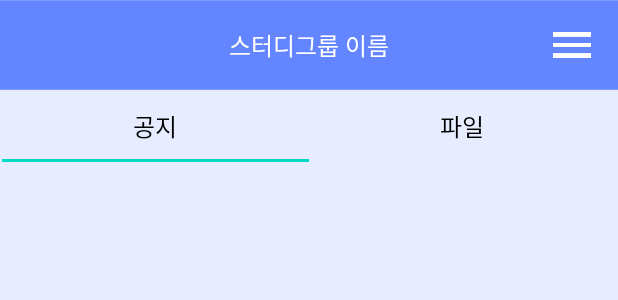
After one commit to 2020Network/NetworkAndroid, an Android app: the layout activity_notice_file.xml on its own in the app's theme, with its tools: preview values and no code run, on a phone screen of 412 x 824 dp. The commit adds this screen. Shown: the top 300 px of the screen. Run offline under Robolectric (Android 15) with nearby library versions, the phone set to English and light mode, and no system bars.

Commit message:
[CREATE] Notice File Activity
View Pager

```diff
--- a/app/build.gradle
+++ b/app/build.gradle
@@ -46,6 +46,8 @@ dependencies {
     implementation 'androidx.core:core-ktx:1.3.2'
     implementation 'androidx.appcompat:appcompat:1.2.0'
     implementation 'androidx.constraintlayout:constraintlayout:2.0.4'
+    implementation 'androidx.viewpager:viewpager:1.0.0'
+    implementation 'androidx.legacy:legacy-support-v4:1.0.0'
     testImplementation 'junit:junit:4.12'
     androidTestImplementation 'androidx.test.ext:junit:1.1.2'
     androidTestImplementation 'androidx.test.espresso:espresso-core:3.3.0'
--- /dev/null
+++ b/app/src/main/res/layout/activity_notice_file.xml
@@ -0,0 +1,70 @@
+<?xml version="1.0" encoding="utf-8"?>
+<androidx.constraintlayout.widget.ConstraintLayout xmlns:android="http://schemas.android.com/apk/res/android"
+    xmlns:app="http://schemas.android.com/apk/res-auto"
+    xmlns:tools="http://schemas.android.com/tools"
+    android:layout_width="match_parent"
+    android:layout_height="match_parent"
+    tools:context=".NoticeFileActivity"
+    android:background="@color/colorSub">
+
+    <ImageView
+        android:id="@+id/imageView2"
+        android:layout_width="wrap_content"
+        android:layout_height="wrap_content"
+        app:layout_constraintEnd_toEndOf="parent"
+        app:layout_constraintStart_toStartOf="parent"
+        app:layout_constraintTop_toTopOf="parent"
+        app:srcCompat="@drawable/top_bar_shape" />
+
+    <TextView
+        android:id="@+id/textView4"
+        android:layout_width="wrap_content"
+        android:layout_height="wrap_content"
+        android:text="스터디그룹 이름"
+        android:textColor="@color/colorWhite"
+        android:fontFamily="@font/appleneoeb"
+        android:textSize="16dp"
+        app:layout_constraintBottom_toBottomOf="@+id/imageView2"
+        app:layout_constraintEnd_toEndOf="parent"
+        app:layout_constraintStart_toStartOf="parent"
+        app:layout_constraintTop_toTopOf="parent" />
+
+    <ImageView
+        android:id="@+id/imageView3"
+        android:layout_width="25dp"
+        android:layout_height="25dp"
+        android:layout_marginEnd="18dp"
+        app:layout_constraintBottom_toBottomOf="@+id/imageView2"
+        app:layout_constraintEnd_toEndOf="parent"
+        app:layout_constraintTop_toTopOf="parent"
+        app:srcCompat="@drawable/menu" />
+
+    <com.google.android.material.tabs.TabLayout
+        android:id="@+id/tabs"
+        android:layout_width="409dp"
+        android:layout_height="wrap_content"
+        app:layout_constraintEnd_toEndOf="parent"
+        app:layout_constraintStart_toStartOf="parent"
+        app:layout_constraintTop_toBottomOf="@+id/imageView2"
+        app:tabTextAppearance="@style/TabLayout">
+
+        <com.google.android.material.tabs.TabItem
+            android:layout_width="wrap_content"
+            android:layout_height="wrap_content"
+            android:text="공지"/>
+
+        <com.google.android.material.tabs.TabItem
+            android:layout_width="wrap_content"
+            android:layout_height="wrap_content"
+            android:text="파일"/>
+
+    </com.google.android.material.tabs.TabLayout>
+
+    <androidx.viewpager.widget.ViewPager
+        android:id="@+id/container"
+        android:layout_width="match_parent"
+        android:layout_height="wrap_content"
+        app:layout_constraintEnd_toEndOf="parent"
+        app:layout_constraintStart_toStartOf="parent"
+        app:layout_constraintTop_toBottomOf="@+id/tabs" />
+</androidx.constraintlayout.widget.ConstraintLayout>
--- a/app/src/main/res/values/strings.xml
+++ b/app/src/main/res/values/strings.xml
@@ -1,3 +1,5 @@
 <resources>
     <string name="app_name">Studygorup</string>
+    <!-- TODO: Remove or change this placeholder text -->
+    <string name="hello_blank_fragment">Hello blank fragment</string>
 </resources>
--- a/app/src/main/res/values/styles.xml
+++ b/app/src/main/res/values/styles.xml
@@ -8,4 +8,10 @@
         <item name="colorAccent">@color/colorAccent</item>
     </style>
 
+    <style name="TabLayout" parent="TextAppearance.Design.Tab">
+        <item name="android:textSize">16dp</item>
+        <item name="fontFamily">@font/appleneom</item>
+        <item name="android:textColor">#000000</item>
+    </style>
+
 </resources>
```
Also changed, not shown: app/src/main/java/com/example/studygorup/FileFragment.java (added, +24 -0 lines), app/src/main/java/com/example/studygorup/NoticeFileActivity.java (added, +39 -0 lines), app/src/main/java/com/example/studygorup/NoticeFragment.java (added, +24 -0 lines), app/src/main/java/com/example/studygorup/SectionPageAdapter.java (added, +32 -0 lines), app/src/main/res/layout/fragment_file.xml (added, +15 -0 lines), app/src/main/res/layout/fragment_notice.xml (added, +15 -0 lines).
